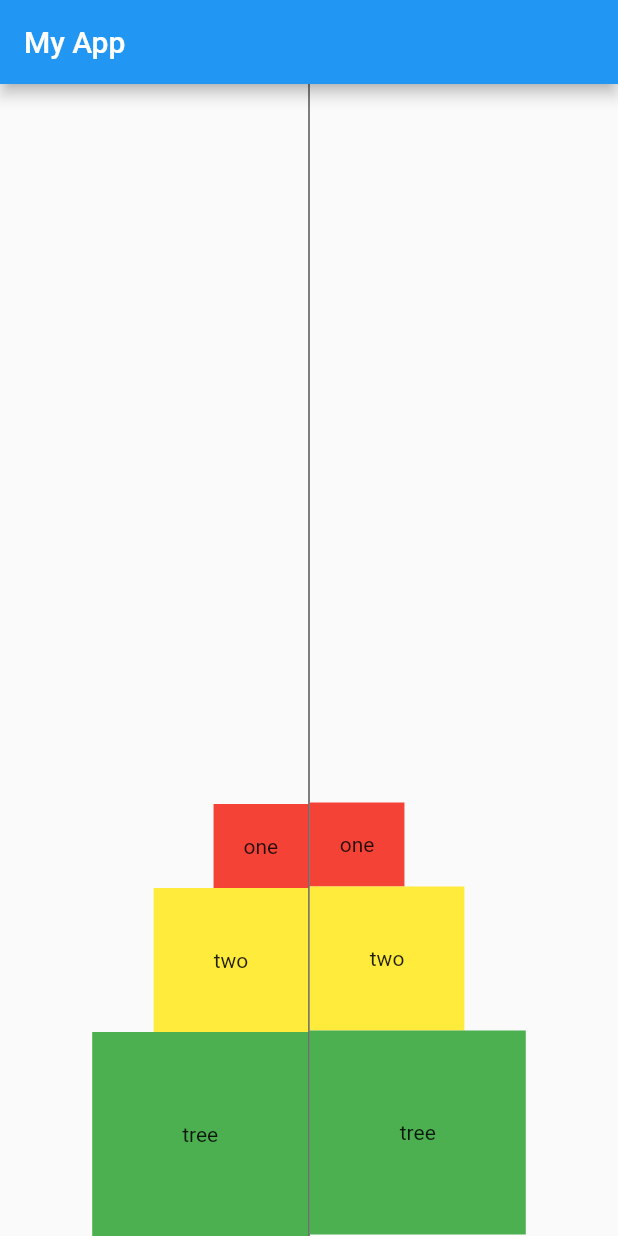
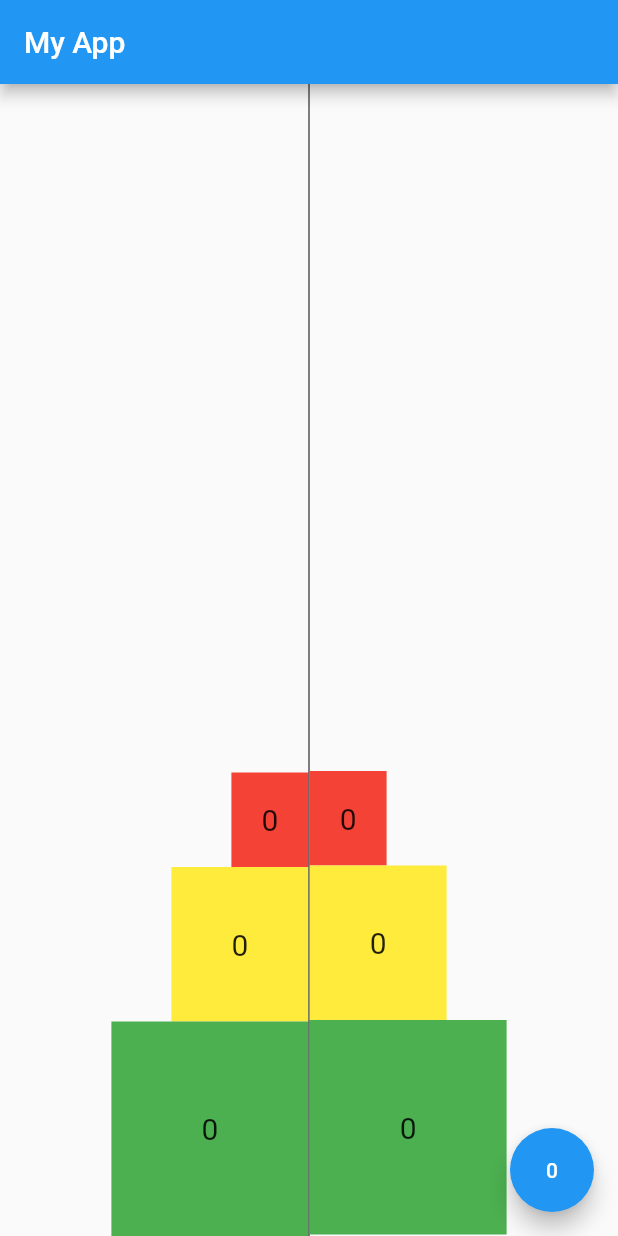
Before and after one commit to MayannkKankrecha/MCA_assigment1, a Flutter app: the screen it shows after launch, on a phone screen of 412 x 824 dp. Run offline on Flutter 3.47's test engine with Material 2 defaults, Android fonts, the phone set to English and light mode, and no system bars.

```diff
--- a/lib/main.dart
+++ b/lib/main.dart
@@ -3,10 +3,27 @@ import 'package:flutter/material.dart';
 void main(){
   runApp(Myapp());
 }
-class Myapp extends StatelessWidget {
+class Myapp extends StatefulWidget {
+  const Myapp({Key? key}) : super(key: key);
 
+  @override
+  State<Myapp> createState() => _MyappState();
+}
+
+class _MyappState extends State<Myapp> {
+  var num=0,two=0,three=0;
+  void fun(){
+    // num = num + 1;
+    setState(() {
+      num = num + 1;
+      two = num * num;
+      three = two * two;
+    });
+  }
+  @override
   Widget build(BuildContext context) {
     return MaterialApp(
+      debugShowCheckedModeBanner: false,
       home: Scaffold(appBar: AppBar(title: Text('My App'),),
         body: Row(
           mainAxisAlignment: MainAxisAlignment.center,
@@ -15,17 +32,23 @@ class Myapp extends StatelessWidget {
               children: [
                 Container(
                   padding: EdgeInsets.all(20),
-                  child: Text('one'),
+                  child: Text('$num',style: TextStyle(
+                    fontSize: 20,
+                  ),),
                   color: Colors.red,
                 ),
                 Container(
                   padding: EdgeInsets.all(40),
-                  child: Text('two'),
+                  child: Text('$two',style: TextStyle(
+                    fontSize: 20,
+                  ),),
                   color: Colors.yellow,
                 ),
                 Container(
                   padding: EdgeInsets.all(60),
-                  child: Text('tree'),
+                  child: Text('$three',style: TextStyle(
+                    fontSize: 20,
+                  ),),
                   color: Colors.green,
                 ),
               ],
@@ -37,17 +60,23 @@ class Myapp extends StatelessWidget {
               children: [
                 Container(
                   padding: EdgeInsets.all(20),
-                  child: Text('one'),
+                  child: Text('$num',style: TextStyle(
+                    fontSize: 20,
+                  )),
                   color: Colors.red,
                 ),
                 Container(
                   padding: EdgeInsets.all(40),
-                  child: Text('two'),
+                  child: Text('$two',style: TextStyle(
+                    fontSize: 20,
+                  )),
                   color: Colors.yellow,
                 ),
                 Container(
                   padding: EdgeInsets.all(60),
-                  child: Text('tree'),
+                  child: Text('$three',style: TextStyle(
+                    fontSize: 20,
+                  )),
                   color: Colors.green,
                 ),
                 Divider(color: Colors.black, height: 1,),
@@ -55,6 +84,12 @@ class Myapp extends StatelessWidget {
             )
           ],
         ),
+        floatingActionButton: FloatingActionButton(
+          onPressed: (){
+            fun();
+          },
+          child: Text("$num"),
+        ),
       ),
     );
   }
```
